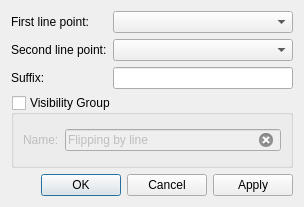
First picture: the form in src/libs/vtools/dialogs/tools/dialogflippingbyline.ui, repository OpnTec/fashionmaker, before the edit.
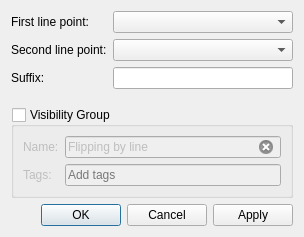
Second picture: the form after the edit. Icons and pictures are not drawn. Custom widgets are drawn as their Qt base class.

Commit message: Organization of groups - groups categories. Closes smart-pattern/valentina#15.

```diff
--- a/src/libs/vtools/dialogs/tools/dialogflippingbyline.ui
+++ b/src/libs/vtools/dialogs/tools/dialogflippingbyline.ui
@@ -7,7 +7,7 @@
     <x>0</x>
     <y>0</y>
     <width>304</width>
-    <height>207</height>
+    <height>237</height>
    </rect>
   </property>
   <property name="windowTitle">
@@ -66,15 +66,15 @@
      <property name="checked">
       <bool>false</bool>
      </property>
-     <layout class="QHBoxLayout" name="horizontalLayout_2">
-      <item>
+     <layout class="QGridLayout" name="gridLayout">
+      <item row="0" column="0">
        <widget class="QLabel" name="labelGroupName">
         <property name="text">
          <string>Name:</string>
         </property>
        </widget>
       </item>
-      <item>
+      <item row="0" column="1">
        <widget class="QLineEdit" name="lineEditVisibilityGroup">
         <property name="text">
          <string>Flipping by line</string>
@@ -84,6 +84,26 @@
         </property>
        </widget>
       </item>
+      <item row="1" column="0">
+       <widget class="QLabel" name="label">
+        <property name="text">
+         <string>Tags:</string>
+        </property>
+       </widget>
+      </item>
+      <item row="1" column="1">
+       <widget class="VCompleterLineEdit" name="lineEditGroupTags">
+        <property name="toolTip">
+         <string>Separate each tag with comma.</string>
+        </property>
+        <property name="placeholderText">
+         <string>Add tags</string>
+        </property>
+        <property name="clearButtonEnabled">
+         <bool>true</bool>
+        </property>
+       </widget>
+      </item>
      </layout>
     </widget>
    </item>
@@ -99,6 +119,13 @@
    </item>
   </layout>
  </widget>
+ <customwidgets>
+  <customwidget>
+   <class>VCompleterLineEdit</class>
+   <extends>QLineEdit</extends>
+   <header>vlineedit.h</header>
+  </customwidget>
+ </customwidgets>
  <resources>
   <include location="../../../vmisc/share/resources/icon.qrc"/>
  </resources>
```
The commit also changes 35 other files.
